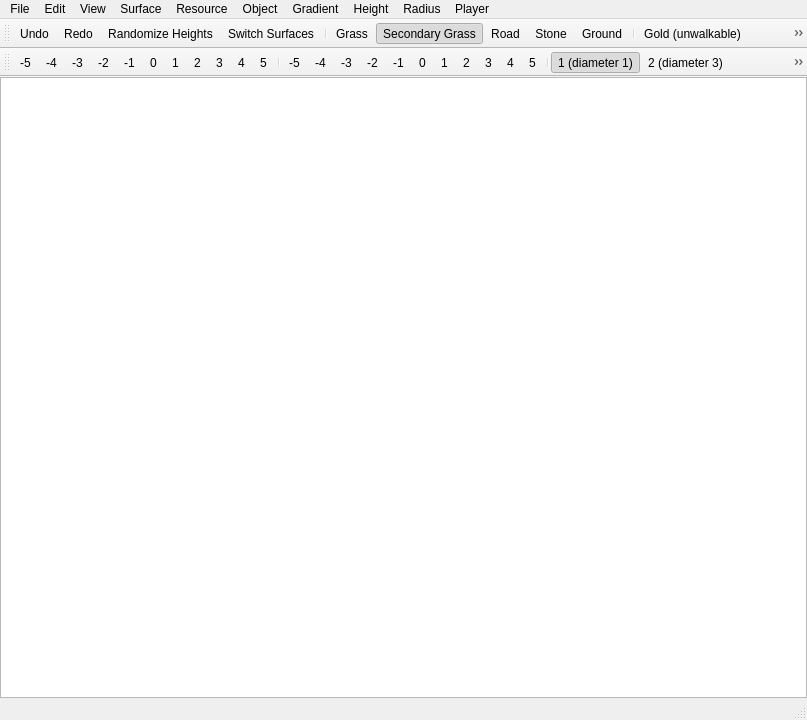
This is source/glest_map_editor/mainWindow.ui in MegaGlest/megaglest-source as Qt 5 draws it before an edit. The edited form follows.
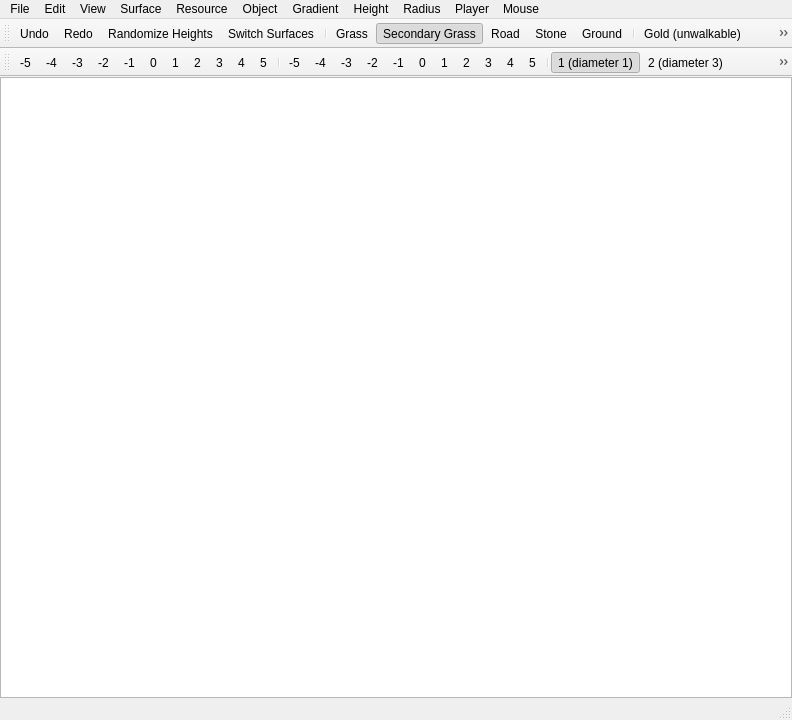
This is the edited form. Icons and pictures are not drawn.

Commit message: added mouse modes: draw, move, select; added many shortcuts

What changed in the file:
```diff
--- a/source/glest_map_editor/mainWindow.ui
+++ b/source/glest_map_editor/mainWindow.ui
@@ -7,7 +7,7 @@
    <rect>
     <x>0</x>
     <y>0</y>
-    <width>807</width>
+    <width>792</width>
     <height>720</height>
    </rect>
   </property>
@@ -58,7 +58,7 @@
     <rect>
      <x>0</x>
      <y>0</y>
-     <width>807</width>
+     <width>792</width>
      <height>19</height>
     </rect>
    </property>
@@ -225,6 +225,14 @@
     <addaction name="actionPlayer_7"/>
     <addaction name="actionPlayer_8"/>
    </widget>
+   <widget class="QMenu" name="menuMouse">
+    <property name="title">
+     <string>Mouse</string>
+    </property>
+    <addaction name="actionDraw"/>
+    <addaction name="actionMove"/>
+    <addaction name="actionSelect"/>
+   </widget>
    <addaction name="menuFile"/>
    <addaction name="menuEdit"/>
    <addaction name="menuView"/>
@@ -235,6 +243,7 @@
    <addaction name="menuHeight"/>
    <addaction name="menuRadius"/>
    <addaction name="menuPlayer"/>
+   <addaction name="menuMouse"/>
   </widget>
   <widget class="QToolBar" name="mainToolBar">
    <property name="sizeIncrement">
@@ -672,7 +681,10 @@
      <normaloff>:/icons/brush_object_stone.png</normaloff>:/icons/brush_object_stone.png</iconset>
    </property>
    <property name="text">
-    <string>Stone</string>
+    <string>Rock</string>
+   </property>
+   <property name="shortcut">
+    <string>Alt+O, R</string>
    </property>
   </action>
   <action name="actionObject4">
@@ -708,7 +720,10 @@
      <normaloff>:/icons/brush_object_c1-bigtree.png</normaloff>:/icons/brush_object_c1-bigtree.png</iconset>
    </property>
    <property name="text">
-    <string>Big tree / Old palm</string>
+    <string>Old palm / Big tree</string>
+   </property>
+   <property name="shortcut">
+    <string>Ctrl+O, O</string>
    </property>
   </action>
   <action name="actionObject7">
```
Left out of the diff: 202 changed lines with no effect on the pictures. The commit also changes 5 other files.
